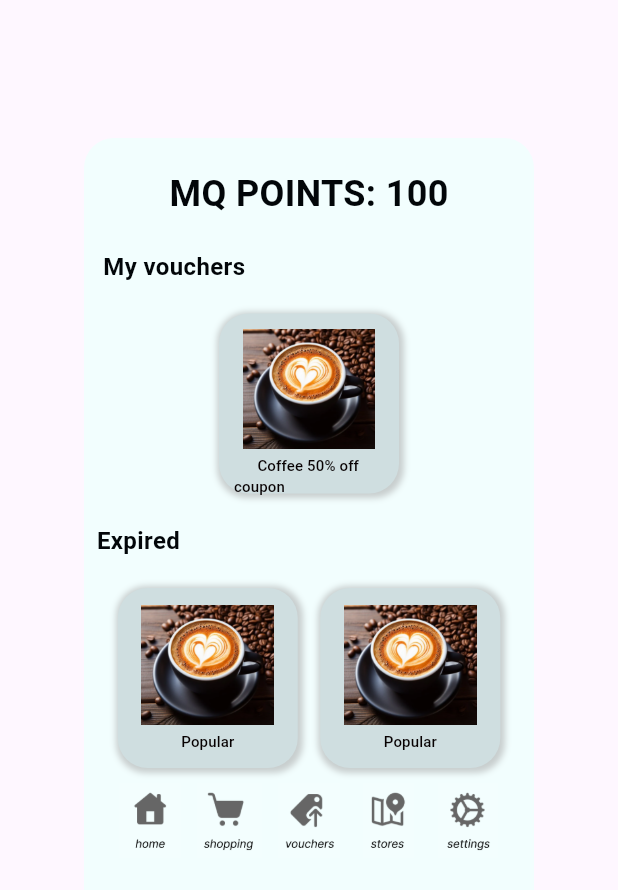
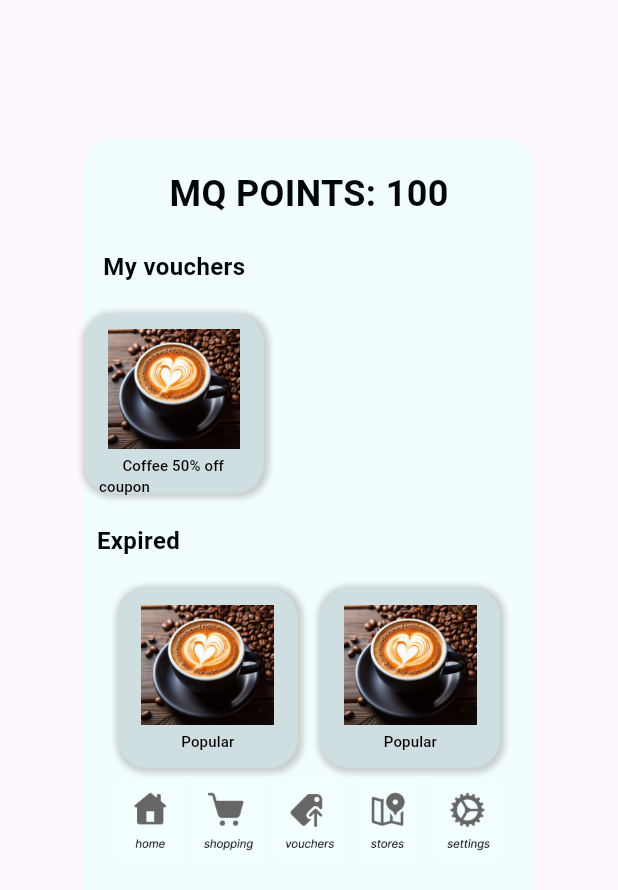
Before and after one commit to tinger529/MQ_points, a Flutter app: the VoucherScreen widget shown alone on an empty page, opened directly, on a phone screen of 412 x 824 dp. Shown: the top 890 px of the screen. Run offline on Flutter 3.47's test engine with Material 3 defaults, Android fonts, the phone set to English and light mode, and no system bars; Roboto replaces fonts that are missing (Italic).

Commit message:
voucher page: fix single voucher alignment

```diff
--- a/lib/screens/voucher_screen.dart
+++ b/lib/screens/voucher_screen.dart
@@ -87,7 +87,10 @@ class VoucherScreen extends StatelessWidget {
                         return buildContainerD(state, "item", v[0].getName, colour: const Color(0xFFCFDEE0), fontColor: const Color.fromARGB(255, 7, 1, 2));
                       }
                       else{
-                        return buildContainerC(state, "item", v[0].getName, colour: const Color(0xFFCFDEE0), fontColor: const Color.fromARGB(255, 7, 1, 2));
+                        return Align(
+                  alignment: Alignment.centerLeft,
+                  child: buildContainerC(state, "item", v[0].getName, colour: const Color(0xFFCFDEE0), fontColor: const Color.fromARGB(255, 7, 1, 2))
+                );
                       }
                     }),
 
```
